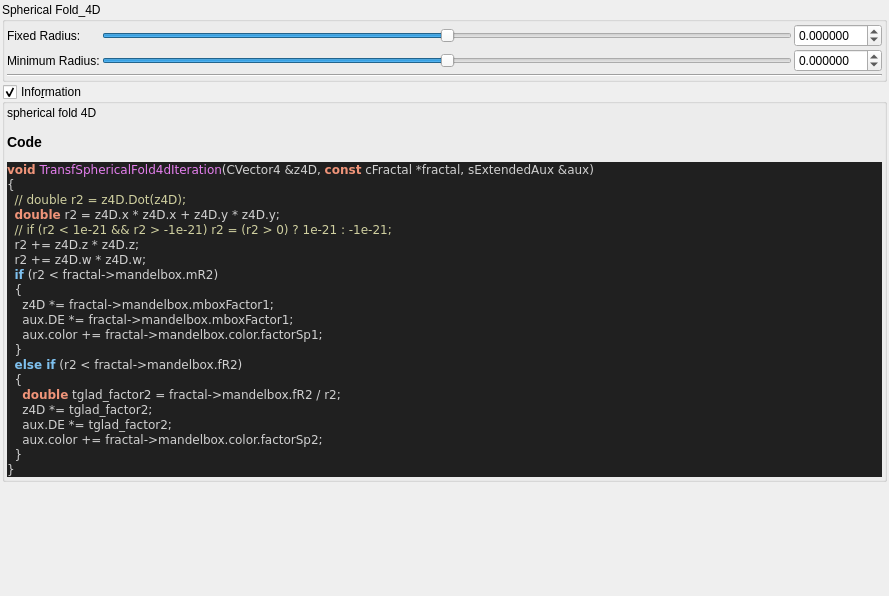
Old version of the form mandelbulber2/qt_data/fractal_transf_spherical_fold4d.ui in the repository buddhi1980/mandelbulber2.
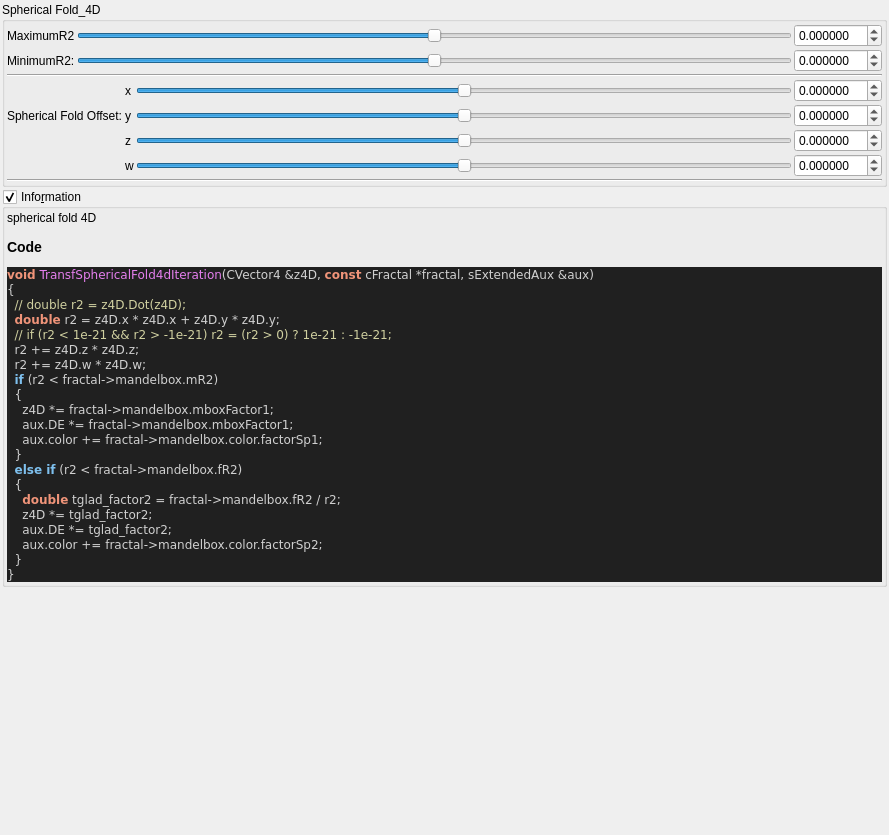
New version of the form. Custom widgets are drawn as their Qt base class.

Commit message: Update trans sph fold 4D

What changed in the file:
```diff
--- a/mandelbulber2/qt_data/fractal_transf_spherical_fold4d.ui
+++ b/mandelbulber2/qt_data/fractal_transf_spherical_fold4d.ui
@@ -7,7 +7,7 @@
     <x>0</x>
     <y>0</y>
     <width>889</width>
-    <height>596</height>
+    <height>835</height>
    </rect>
   </property>
   <property name="windowTitle">
@@ -37,7 +37,7 @@
      <property name="checkable">
       <bool>false</bool>
      </property>
-     <layout class="QVBoxLayout" name="verticalLayout_12" stretch="0,0">
+     <layout class="QVBoxLayout" name="verticalLayout_12" stretch="0,0,0">
       <property name="spacing">
        <number>2</number>
       </property>
@@ -58,45 +58,6 @@
         <property name="spacing">
          <number>2</number>
         </property>
-        <item row="0" column="0">
-         <widget class="QLabel" name="label_5">
-          <property name="text">
-           <string>Fixed Radius:</string>
-          </property>
-         </widget>
-        </item>
-        <item row="1" column="0">
-         <widget class="QLabel" name="label_9">
-          <property name="text">
-           <string>Minimum Radius:</string>
-          </property>
-         </widget>
-        </item>
-        <item row="0" column="1">
-         <widget class="QSlider" name="slider_mandelbox_folding_fixed_radius">
-          <property name="sizePolicy">
-           <sizepolicy hsizetype="Expanding" vsizetype="Maximum">
-            <horstretch>0</horstretch>
-            <verstretch>0</verstretch>
-           </sizepolicy>
-          </property>
-          <property name="minimum">
-           <number>-5000000</number>
-          </property>
-          <property name="maximum">
-           <number>5000000</number>
-          </property>
-          <property name="value">
-           <number>0</number>
-          </property>
-          <property name="sliderPosition">
-           <number>0</number>
-          </property>
-          <property name="orientation">
-           <enum>Qt::Horizontal</enum>
-          </property>
-         </widget>
-        </item>
         <item row="0" column="2">
          <widget class="MyDoubleSpinBox" name="spinbox_mandelbox_folding_fixed_radius">
           <property name="sizePolicy">
@@ -175,6 +136,301 @@
           </property>
           <property name="singleStep">
            <double>0.100000000000000</double>
+          </property>
+         </widget>
+        </item>
+        <item row="0" column="1">
+         <widget class="QSlider" name="slider_transf_maxR2_1">
+          <property name="sizePolicy">
+           <sizepolicy hsizetype="Expanding" vsizetype="Maximum">
+            <horstretch>0</horstretch>
+            <verstretch>0</verstretch>
+           </sizepolicy>
+          </property>
+          <property name="minimum">
+           <number>-5000000</number>
+          </property>
+          <property name="maximum">
+           <number>5000000</number>
+          </property>
+          <property name="value">
+           <number>0</number>
+          </property>
+          <property name="sliderPosition">
+           <number>0</number>
+          </property>
+          <property name="orientation">
+           <enum>Qt::Horizontal</enum>
+          </property>
+         </widget>
+        </item>
+        <item row="1" column="0">
+         <widget class="QLabel" name="label_9">
+          <property name="text">
+           <string>MinimumR2:</string>
+          </property>
+         </widget>
+        </item>
+        <item row="0" column="0">
+         <widget class="QLabel" name="label_5">
+          <property name="text">
+           <string>MaximumR2</string>
+          </property>
+         </widget>
+        </item>
+       </layout>
+      </item>
+      <item>
+       <layout class="QGridLayout" name="gridLayout">
+        <property name="spacing">
+         <number>2</number>
+        </property>
+        <item row="1" column="0" colspan="2">
+         <layout class="QGridLayout" name="gridLayout_63">
+          <property name="spacing">
+           <number>2</number>
+          </property>
+          <item row="4" column="4">
+           <widget class="MyDoubleSpinBox" name="spinbox4_transf_offset_0000_z">
+            <property name="sizePolicy">
+             <sizepolicy hsizetype="Minimum" vsizetype="Maximum">
+              <horstretch>0</horstretch>
+              <verstretch>0</verstretch>
+             </sizepolicy>
+            </property>
+            <property name="prefix">
+             <string/>
+            </property>
+            <property name="suffix">
+             <string/>
+            </property>
+            <property name="decimals">
+             <number>6</number>
+            </property>
+            <property name="minimum">
+             <double>-99.989999999999995</double>
+            </property>
+            <property name="maximum">
+             <double>99.989999999999995</double>
+            </property>
+            <property name="singleStep">
+             <double>0.100000000000000</double>
+            </property>
+           </widget>
+          </item>
+          <item row="5" column="4">
+           <widget class="MyDoubleSpinBox" name="spinbox4_transf_offset_0000_w">
+            <property name="sizePolicy">
+             <sizepolicy hsizetype="Minimum" vsizetype="Maximum">
+              <horstretch>0</horstretch>
+              <verstretch>0</verstretch>
+             </sizepolicy>
+            </property>
+            <property name="prefix">
+             <string/>
+            </property>
+            <property name="suffix">
+             <string/>
+            </property>
+            <property name="decimals">
+             <number>6</number>
+            </property>
+            <property name="minimum">
+             <double>-99.989999999999995</double>
+            </property>
+            <property name="maximum">
+             <double>99.989999999999995</double>
+            </property>
+            <property name="singleStep">
+             <double>0.100000000000000</double>
+            </property>
+           </widget>
+          </item>
+          <item row="3" column="1">
+           <widget class="QLabel" name="label_91">
+            <property name="text">
+             <string>Spherical Fold Offset:</string>
+            </property>
+           </widget>
+          </item>
+          <item row="2" column="3">
+           <widget class="QSlider" name="slider4_transf_offset_0000_x">
+            <property name="sizePolicy">
+             <sizepolicy hsizetype="Expanding" vsizetype="Maximum">
+              <horstretch>0</horstretch>
+              <verstretch>0</verstretch>
+             </sizepolicy>
+            </property>
+            <property name="minimum">
+             <number>-3000000</number>
+            </property>
+            <property name="maximum">
+             <number>3000000</number>
+            </property>
+            <property name="singleStep">
+             <number>1</number>
+            </property>
+            <property name="orientation">
+             <enum>Qt::Horizontal</enum>
+            </property>
+           </widget>
+          </item>
+          <item row="3" column="3">
+           <widget class="QSlider" name="slider4_transf_offset_0000_y">
+            <property name="sizePolicy">
+             <sizepolicy hsizetype="Expanding" vsizetype="Maximum">
+              <horstretch>0</horstretch>
+              <verstretch>0</verstretch>
+             </sizepolicy>
+            </property>
+            <property name="minimum">
+             <number>-3000000</number>
+            </property>
+            <property name="maximum">
+             <number>3000000</number>
+            </property>
+            <property name="singleStep">
+             <number>1</number>
+            </property>
+            <property name="orientation">
+             <enum>Qt::Horizontal</enum>
+            </property>
+           </widget>
+          </item>
+          <item row="3" column="2">
+           <widget class="QLabel" name="label_90">
+            <property name="text">
+             <string notr="true">y</string>
+            </property>
+           </widget>
+          </item>
+          <item row="2" column="4">
+           <widget class="MyDoubleSpinBox" name="spinbox4_transf_offset_0000_x">
+            <property name="sizePolicy">
+             <sizepolicy hsizetype="Minimum" vsizetype="Maximum">
+              <horstretch>0</horstretch>
+              <verstretch>0</verstretch>
+             </sizepolicy>
+            </property>
+            <property name="prefix">
+             <string/>
+            </property>
+            <property name="suffix">
+             <string/>
+            </property>
+            <property name="decimals">
+             <number>6</number>
+            </property>
+            <property name="minimum">
+             <double>-99.989999999999995</double>
+            </property>
+            <property name="maximum">
+             <double>99.989999999999995</double>
+            </property>
+            <property name="singleStep">
+             <double>0.100000000000000</double>
+            </property>
+           </widget>
+          </item>
+          <item row="4" column="2">
+           <widget class="QLabel" name="label_98">
+            <property name="text">
+             <string notr="true">z</string>
+            </property>
+           </widget>
+          </item>
+          <item row="2" column="2">
+           <widget class="QLabel" name="label_93">
+            <property name="text">
+             <string notr="true">x</string>
+            </property>
+           </widget>
+          </item>
+          <item row="5" column="3">
+           <widget class="QSlider" name="slider4_transf_offset_0000_w">
+            <property name="sizePolicy">
+             <sizepolicy hsizetype="Expanding" vsizetype="Maximum">
+              <horstretch>0</horstretch>
+              <verstretch>0</verstretch>
+             </sizepolicy>
+            </property>
+            <property name="minimum">
+             <number>-3000000</number>
+            </property>
+            <property name="maximum">
+             <number>3000000</number>
+            </property>
+            <property name="singleStep">
+             <number>1</number>
+            </property>
+            <property name="orientation">
+             <enum>Qt::Horizontal</enum>
+            </property>
+           </widget>
+          </item>
+          <item row="3" column="4">
+           <widget class="MyDoubleSpinBox" name="spinbox4_transf_offset_0000_y">
+            <property name="sizePolicy">
+             <sizepolicy hsizetype="Minimum" vsizetype="Maximum">
+              <horstretch>0</horstretch>
+              <verstretch>0</verstretch>
+             </sizepolicy>
+            </property>
+            <property name="prefix">
+             <string/>
+            </property>
+            <property name="suffix">
+             <string/>
+            </property>
+            <property name="decimals">
+             <number>6</number>
+            </property>
+            <property name="minimum">
+             <double>-99.989999999999995</double>
+            </property>
+            <property name="maximum">
+             <double>99.989999999999995</double>
+            </property>
+            <property name="singleStep">
+             <double>0.100000000000000</double>
+            </property>
+           </widget>
+          </item>
+          <item row="5" column="2">
+           <widget class="QLabel" name="label_99">
+            <property name="text">
+             <string notr="true">w</string>
+            </property>
+           </widget>
+          </item>
+          <item row="4" column="3">
+           <widget class="QSlider" name="slider4_transf_offset_0000_z">
+            <property name="sizePolicy">
+             <sizepolicy hsizetype="Expanding" vsizetype="Maximum">
+              <horstretch>0</horstretch>
+              <verstretch>0</verstretch>
+             </sizepolicy>
+            </property>
+            <property name="minimum">
+             <number>-3000000</number>
+            </property>
+            <property name="maximum">
+             <number>3000000</number>
+            </property>
+            <property name="singleStep">
+             <number>1</number>
+            </property>
+            <property name="orientation">
+             <enum>Qt::Horizontal</enum>
+            </property>
+           </widget>
+          </item>
+         </layout>
+        </item>
+        <item row="0" column="0" colspan="2">
+         <widget class="Line" name="line_2">
+          <property name="orientation">
+           <enum>Qt::Horizontal</enum>
           </property>
          </widget>
         </item>
```
Left out of the diff: 16 changed lines with no effect on the pictures. The commit also changes 3 other files.
